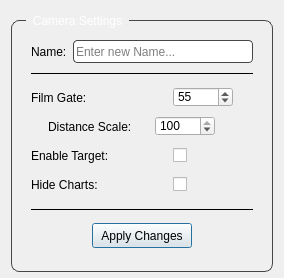
kaanyilmaz99/YFX_Lookdev_Tool, file YFX_Lookdev_Tool/dev/UI/camera_options_UI.ui: the form before one commit.
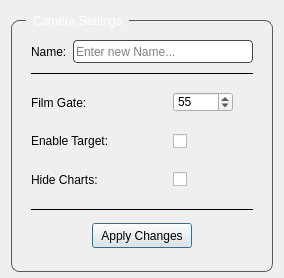
The form after the commit.

Patch:
```diff
--- a/YFX_Lookdev_Tool/dev/UI/camera_options_UI.ui
+++ b/YFX_Lookdev_Tool/dev/UI/camera_options_UI.ui
@@ -57,7 +57,7 @@
      </property>
      <property name="styleSheet">
       <string notr="true">QGroupBox{
-	border: 1px solid rgb(70, 70, 70);
+	border: 1px solid rgb(90, 90, 90);
     border-radius: 8px;
 	margin-top: 9px;
 }
@@ -75,7 +75,7 @@
      </property>
      <layout class="QVBoxLayout" name="verticalLayout_2">
       <item>
-       <layout class="QVBoxLayout" name="verticalLayout" stretch="0,0,0,0,0,0,0,0,0">
+       <layout class="QVBoxLayout" name="verticalLayout" stretch="0,0,0,0,0,0,0,0">
         <property name="spacing">
          <number>0</number>
         </property>
@@ -207,70 +207,6 @@
           </item>
          </layout>
         </item>
-        <item>
-         <layout class="QHBoxLayout" name="horizontalLayout_7" stretch="0,1,0">
-          <property name="bottomMargin">
-           <number>0</number>
-          </property>
-          <item>
-           <widget class="QLabel" name="label_4">
-            <property name="minimumSize">
-             <size>
-              <width>90</width>
-              <height>0</height>
-             </size>
-            </property>
-            <property name="maximumSize">
-             <size>
-              <width>90</width>
-              <height>16777215</height>
-             </size>
-            </property>
-            <property name="text">
-             <string>Distance Scale:</string>
-            </property>
-           </widget>
-          </item>
-          <item>
-           <widget class="QSpinBox" name="sBox_distance_scale">
-            <property name="minimumSize">
-             <size>
-              <width>60</width>
-              <height>20</height>
-             </size>
-            </property>
-            <property name="maximumSize">
-             <size>
-              <width>60</width>
-              <height>20</height>
-             </size>
-            </property>
-            <property name="minimum">
-             <number>1</number>
-            </property>
-            <property name="maximum">
-             <number>100</number>
-            </property>
-            <property name="value">
-             <number>100</number>
-            </property>
-           </widget>
-          </item>
-          <item>
-           <spacer name="verticalSpacer_4">
-            <property name="orientation">
-             <enum>Qt::Vertical</enum>
-            </property>
-            <property name="sizeHint" stdset="0">
-             <size>
-              <width>20</width>
-              <height>20</height>
-             </size>
-            </property>
-           </spacer>
-          </item>
-         </layout>
-        </item>
         <item>
          <layout class="QHBoxLayout" name="horizontalLayout_5" stretch="0,0,0">
           <property name="topMargin">
```
